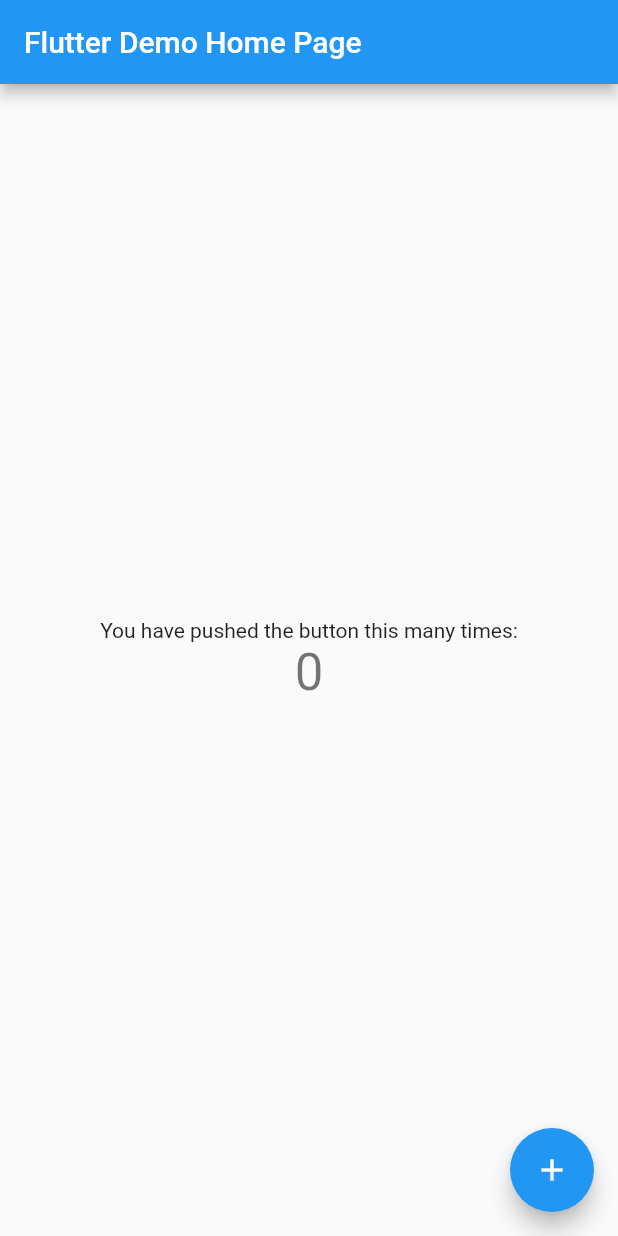
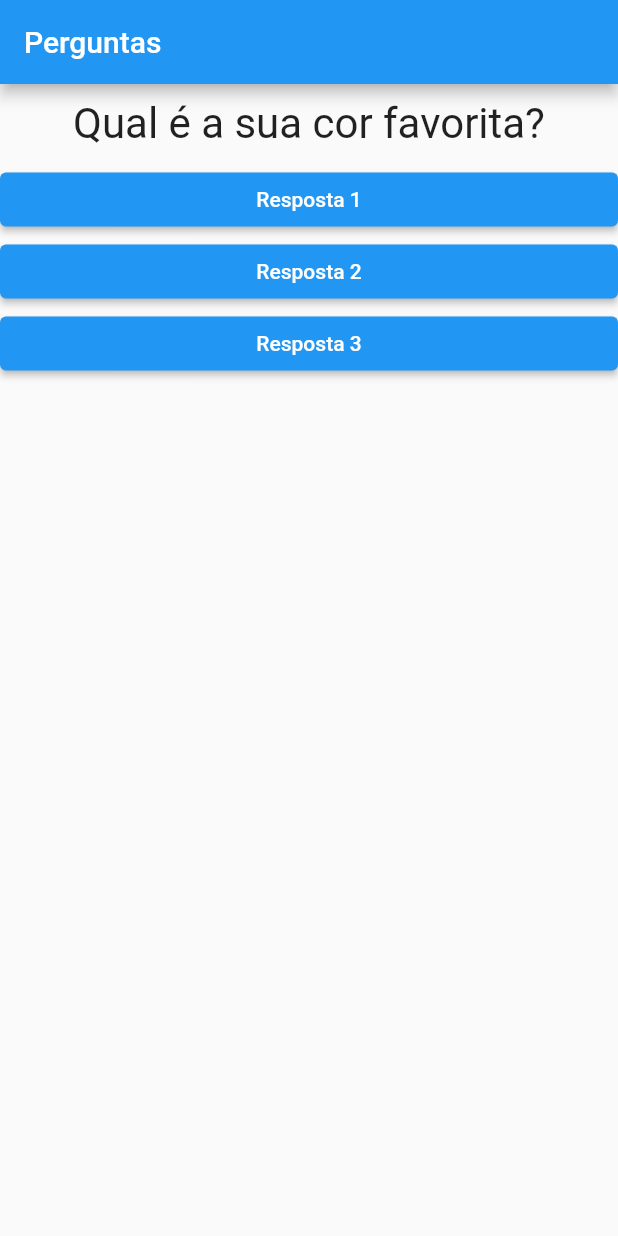
Before and after one commit to emersongin/RespostaApp, a Flutter app: the screen it shows after launch, on a phone screen of 412 x 824 dp. Run offline on Flutter 3.47's test engine with Material 2 defaults, Android fonts, the phone set to English and light mode, and no system bars.

Commit message:
questao dart

```diff
--- a/lib/main.dart
+++ b/lib/main.dart
@@ -1,115 +1,52 @@
 import 'package:flutter/material.dart';
+import './questao.dart';
+import './resposta.dart';
 
-void main() {
-  runApp(const MyApp());
-}
+main() => runApp(PerguntaApp());
 
-class MyApp extends StatelessWidget {
-  const MyApp({Key? key}) : super(key: key);
+class _PerguntaAppState extends State<PerguntaApp> {
+  int _perguntaSelecionada = 0;
 
-  // This widget is the root of your application.
-  @override
-  Widget build(BuildContext context) {
-    return MaterialApp(
-      title: 'Flutter Demo',
-      theme: ThemeData(
-        // This is the theme of your application.
-        //
-        // Try running your application with "flutter run". You'll see the
-        // application has a blue toolbar. Then, without quitting the app, try
-        // changing the primarySwatch below to Colors.green and then invoke
-        // "hot reload" (press "r" in the console where you ran "flutter run",
-        // or simply save your changes to "hot reload" in a Flutter IDE).
-        // Notice that the counter didn't reset back to zero; the application
-        // is not restarted.
-        primarySwatch: Colors.blue,
-      ),
-      home: const MyHomePage(title: 'Flutter Demo Home Page'),
-    );
-  }
-}
-
-class MyHomePage extends StatefulWidget {
-  const MyHomePage({Key? key, required this.title}) : super(key: key);
-
-  // This widget is the home page of your application. It is stateful, meaning
-  // that it has a State object (defined below) that contains fields that affect
-  // how it looks.
-
-  // This class is the configuration for the state. It holds the values (in this
-  // case the title) provided by the parent (in this case the App widget) and
-  // used by the build method of the State. Fields in a Widget subclass are
-  // always marked "final".
-
-  final String title;
-
-  @override
-  State<MyHomePage> createState() => _MyHomePageState();
-}
-
-class _MyHomePageState extends State<MyHomePage> {
-  int _counter = 0;
-
-  void _incrementCounter() {
+  void _responder() {
     setState(() {
-      // This call to setState tells the Flutter framework that something has
-      // changed in this State, which causes it to rerun the build method below
-      // so that the display can reflect the updated values. If we changed
-      // _counter without calling setState(), then the build method would not be
-      // called again, and so nothing would appear to happen.
-      _counter++;
+      _perguntaSelecionada++;
     });
   }
 
   @override
   Widget build(BuildContext context) {
-    // This method is rerun every time setState is called, for instance as done
-    // by the _incrementCounter method above.
-    //
-    // The Flutter framework has been optimized to make rerunning build methods
-    // fast, so that you can just rebuild anything that needs updating rather
-    // than having to individually change instances of widgets.
-    return Scaffold(
-      appBar: AppBar(
-        // Here we take the value from the MyHomePage object that was created by
-        // the App.build method, and use it to set our appbar title.
-        title: Text(widget.title),
-      ),
-      body: Center(
-        // Center is a layout widget. It takes a single child and positions it
-        // in the middle of the parent.
-        child: Column(
-          // Column is also a layout widget. It takes a list of children and
-          // arranges them vertically. By default, it sizes itself to fit its
-          // children horizontally, and tries to be as tall as its parent.
-          //
-          // Invoke "debug painting" (press "p" in the console, choose the
-          // "Toggle Debug Paint" action from the Flutter Inspector in Android
-          // Studio, or the "Toggle Debug Paint" command in Visual Studio Code)
-          // to see the wireframe for each widget.
-          //
-          // Column has various properties to control how it sizes itself and
-          // how it positions its children. Here we use mainAxisAlignment to
-          // center the children vertically; the main axis here is the vertical
-          // axis because Columns are vertical (the cross axis would be
-          // horizontal).
-          mainAxisAlignment: MainAxisAlignment.center,
+    final List<String> perguntas = [
+      'Qual é a sua cor favorita?',
+      'Qual é o seu animal favorito?'
+    ];
+
+    return MaterialApp(
+      home: Scaffold(
+        appBar: AppBar(title: const Text('Perguntas')),
+        body: Column(
           children: <Widget>[
-            const Text(
-              'You have pushed the button this many times:',
+            Questao(texto: perguntas[_perguntaSelecionada]),
+            Resposta(
+              texto: 'Resposta 1',
+              selecionado: _responder,
             ),
-            Text(
-              '$_counter',
-              style: Theme.of(context).textTheme.headline4,
+            Resposta(
+              texto: 'Resposta 2',
+              selecionado: _responder,
+            ),
+            Resposta(
+              texto: 'Resposta 3',
+              selecionado: _responder,
             ),
           ],
         ),
       ),
-      floatingActionButton: FloatingActionButton(
-        onPressed: _incrementCounter,
-        tooltip: 'Increment',
-        child: const Icon(Icons.add),
-      ), // This trailing comma makes auto-formatting nicer for build methods.
     );
   }
 }
+
+// ignore: use_key_in_widget_constructors
+class PerguntaApp extends StatefulWidget {
+  @override
+  _PerguntaAppState createState() => _PerguntaAppState();
+}
--- /dev/null
+++ b/lib/questao.dart
@@ -0,0 +1,20 @@
+import 'package:flutter/material.dart';
+
+class Questao extends StatelessWidget {
+  final String texto;
+
+  const Questao({Key? key, required this.texto}) : super(key: key);
+
+  @override
+  Widget build(BuildContext context) {
+    return Container(
+      width: double.infinity,
+      margin: const EdgeInsets.all(10),
+      child: Text(
+        texto,
+        style: const TextStyle(fontSize: 28),
+        textAlign: TextAlign.center,
+      ),
+    );
+  }
+}
--- /dev/null
+++ b/lib/resposta.dart
@@ -0,0 +1,27 @@
+import 'package:flutter/material.dart';
+
+class Resposta extends StatelessWidget {
+  final String texto;
+  final void Function() selecionado;
+
+  const Resposta({
+    Key? key,
+    required this.texto,
+    required this.selecionado,
+  }) : super(key: key);
+
+  @override
+  Widget build(BuildContext context) {
+    return Container(
+      width: double.infinity,
+      child: ElevatedButton(
+        style: const ButtonStyle(backgroundColor: null),
+        child: Text(
+          texto,
+          style: const TextStyle(color: Colors.white),
+        ),
+        onPressed: selecionado,
+      ),
+    );
+  }
+}
```
